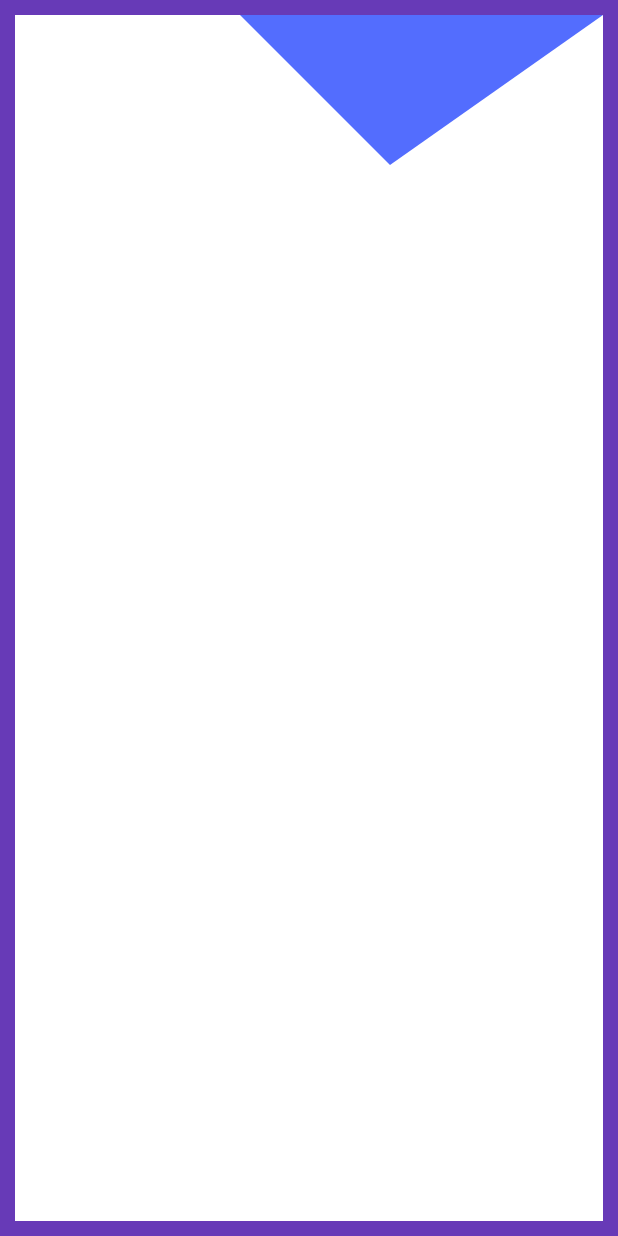
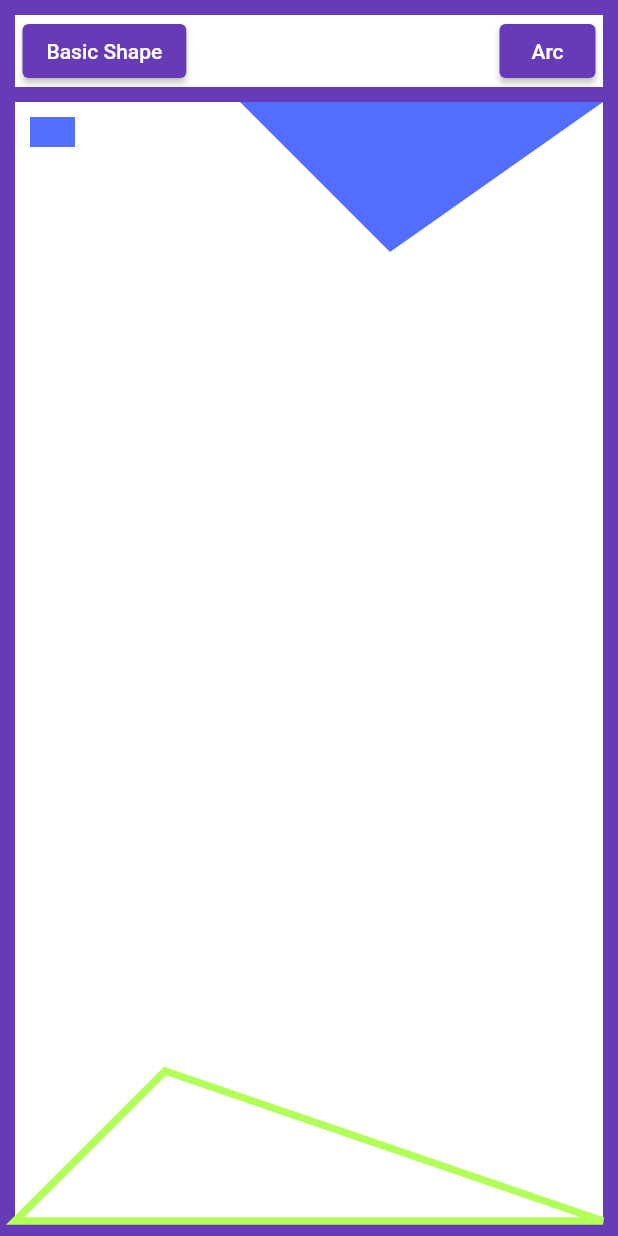
Before and after one commit to Christian-Adler/flutter_canvas_training, a Flutter app: the screen it shows after launch, on a phone screen of 412 x 824 dp. Run offline on Flutter 3.47's test engine with Material 2 defaults, Android fonts, the phone set to English and light mode, and no system bars.

Commit message:
add simple navigation to change Painters

```diff
--- a/lib/main.dart
+++ b/lib/main.dart
@@ -1,4 +1,5 @@
 import 'package:flutter/material.dart';
+import 'package:flutter_canvas_training/painter/arc_prainter.dart';
 import 'package:flutter_canvas_training/painter/basic_shapes_prainter.dart';
 
 void main() {
@@ -23,22 +24,55 @@ class MyApp extends StatelessWidget {
   }
 }
 
-class RootContainer extends StatelessWidget {
+class RootContainer extends StatefulWidget {
   const RootContainer({super.key});
+
+  @override
+  State<RootContainer> createState() => _RootContainerState();
+}
+
+class _RootContainerState extends State<RootContainer> {
+  CustomPainter painter = BasicShapesPainter();
+
+  void setPainter(CustomPainter p) {
+    setState(() {
+      painter = p;
+    });
+  }
 
   @override
   Widget build(BuildContext context) {
     return Container(
       color: Theme.of(context).primaryColor,
       padding: const EdgeInsets.all(10),
+      child: Column(
+        children: [
+          Container(
+            padding: const EdgeInsets.symmetric(horizontal: 5),
+            color: Theme.of(context).colorScheme.onPrimary,
+            child: SingleChildScrollView(
+              child: Row(
+                children: [
+                  ElevatedButton(onPressed: () => setPainter(BasicShapesPainter()), child: const Text('Basic Shape')),
+                  Spacer(),
+                  ElevatedButton(onPressed: () => setPainter(ArcPainter()), child: const Text('Arc'))
+                ],
+              ),
+            ),
+          ),
+          const SizedBox(height: 10),
+          Expanded(
             child: Container(
               color: Colors.white,
               // Groeße: Wichtig, damit im Painter Size korrekt geht. Sonst width & height = 0
               width: double.infinity,
               height: double.infinity,
               child: CustomPaint(
-          painter: BasicShapesPainter(),
+                painter: painter,
               ),
+            ),
+          ),
+        ],
       ),
     );
   }
```
Also changed, not shown: lib/painter/arc_prainter.dart (added, +25 -0 lines), lib/painter/basic_shapes_prainter.dart (+22 -2 lines). Lines whose indentation alone changed are shown as unchanged.
